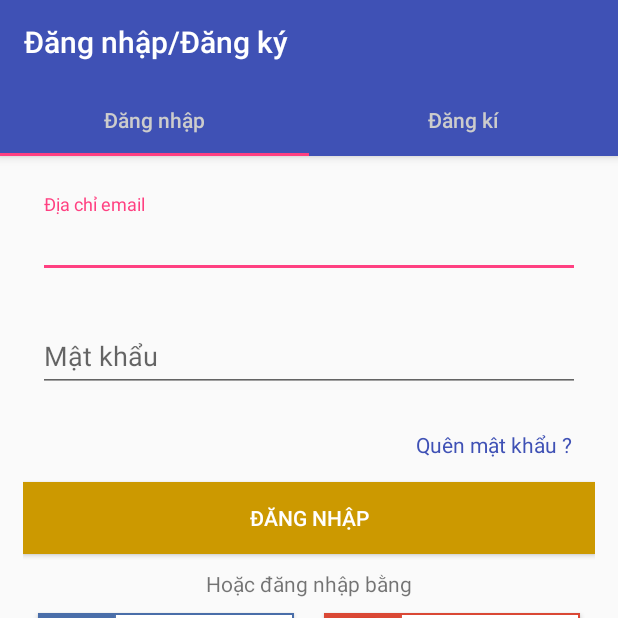
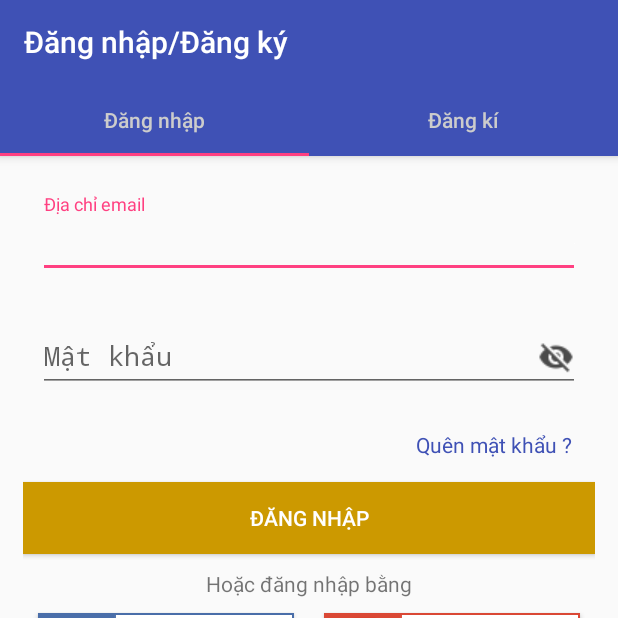
Before and after one commit to quocthangit247/xukashop, an Android app: the FragmentDangNhap screen opened directly, with no data from a screen before it, on a phone screen of 412 x 824 dp, the top half of it. Run offline under Robolectric (Android 15) with nearby library versions, the phone set to English and light mode, and no system bars.

Commit message:
xukashop

```diff
--- /dev/null
+++ b/app/src/main/java/com/rainbow007/xukashop/CustomView/ClearEditText.java
@@ -0,0 +1,74 @@
+package com.rainbow007.xukashop.CustomView;
+
+import android.annotation.TargetApi;
+import android.content.Context;
+import android.graphics.drawable.Drawable;
+import android.os.Build;
+import android.support.v4.content.ContextCompat;
+import android.text.InputType;
+import android.util.AttributeSet;
+import android.view.MotionEvent;
+import android.widget.EditText;
+import com.rainbow007.xukashop.R;
+
+public class ClearEditText extends EditText{
+    Drawable crossx,nonecrossx,drawable;
+    Boolean visible = false;
+
+    public ClearEditText(Context context) {
+        super(context);
+        khoitao();
+    }
+
+    public ClearEditText(Context context, AttributeSet attrs) {
+        super(context, attrs);
+        khoitao();
+    }
+
+    public ClearEditText(Context context, AttributeSet attrs, int defStyleAttr) {
+        super(context, attrs, defStyleAttr);
+        khoitao();
+    }
+
+    @TargetApi(Build.VERSION_CODES.LOLLIPOP)
+    public ClearEditText(Context context, AttributeSet attrs, int defStyleAttr, int defStyleRes) {
+        super(context, attrs, defStyleAttr, defStyleRes);
+        khoitao();
+    }
+
+    private void khoitao(){
+        crossx = ContextCompat.getDrawable(getContext(), R.drawable.ic_clear_black_24dp).mutate();
+        nonecrossx = ContextCompat.getDrawable(getContext(),android.R.drawable.screen_background_light_transparent).mutate();
+
+        cauhinh();
+    }
+
+    private void cauhinh(){
+        setInputType(InputType.TYPE_CLASS_TEXT);
+        Drawable[] drawables = getCompoundDrawables();
+        drawable = visible? crossx:nonecrossx;
+        setCompoundDrawablesWithIntrinsicBounds(drawables[0],drawables[1],drawable,drawables[3]);
+    }
+
+    @Override
+    public boolean onTouchEvent(MotionEvent event) {
+        if(MotionEvent.ACTION_DOWN == event.getAction() && event.getX() >= (getRight() - drawable.getBounds().width())){
+            setText("");
+        }
+        return super.onTouchEvent(event);
+    }
+
+    @Override
+    protected void onTextChanged(CharSequence text, int start, int lengthBefore, int lengthAfter) {
+        super.onTextChanged(text, start, lengthBefore, lengthAfter);
+
+        if(lengthAfter == 0 && start == 0){
+            visible = false;
+            cauhinh();
+        }else{
+            visible = true;
+            cauhinh();
+        }
+
+    }
+}
--- /dev/null
+++ b/app/src/main/java/com/rainbow007/xukashop/CustomView/PasswordEditText.java
@@ -0,0 +1,107 @@
+package com.rainbow007.xukashop.CustomView;
+
+import android.annotation.TargetApi;
+import android.content.Context;
+import android.content.res.TypedArray;
+import android.graphics.drawable.Drawable;
+import android.os.Build;
+import android.support.design.widget.TextInputLayout;
+import android.support.v4.content.ContextCompat;
+import android.text.InputType;
+import android.util.AttributeSet;
+import android.util.Log;
+import android.view.MotionEvent;
+import android.view.View;
+import android.widget.EditText;
+
+import com.rainbow007.xukashop.R;
+
+import java.util.regex.Matcher;
+import java.util.regex.Pattern;
+
+public class PasswordEditText extends EditText{
+    Drawable eye,eyeStrike;
+    Boolean visible = false;
+    Boolean useStrike = false;
+    Boolean useValidate = false;
+    Drawable drawable;
+    int ALPHA = (int) (255 * .70f);
+    String MATCHER_PATTERN = "((?=.*\\d)(?=.*[A-Z])(?=.*[a-z]).{6,20})"; // (?=.*\d)
+    Pattern pattern;
+    Matcher matcher;
+
+    public PasswordEditText(Context context) {
+        super(context);
+        khoitao(null);
+
+    }
+
+    public PasswordEditText(Context context, AttributeSet attrs) {
+        super(context, attrs);
+        khoitao(attrs);
+    }
+
+    public PasswordEditText(Context context, AttributeSet attrs, int defStyleAttr) {
+        super(context, attrs, defStyleAttr);
+        khoitao(attrs);
+    }
+
+    @TargetApi(Build.VERSION_CODES.LOLLIPOP)
+    public PasswordEditText(Context context, AttributeSet attrs, int defStyleAttr, int defStyleRes) {
+        super(context, attrs, defStyleAttr, defStyleRes);
+        khoitao(attrs);
+    }
+
+    private void khoitao(AttributeSet attrs){
+
+        this.pattern = Pattern.compile(MATCHER_PATTERN);
+        if(attrs != null){
+            TypedArray array = getContext().getTheme().obtainStyledAttributes(attrs,R.styleable.PasswordEditText,0,0);
+            this.useStrike = array.getBoolean(R.styleable.PasswordEditText_useStrike,false);
+            this.useValidate = array.getBoolean(R.styleable.PasswordEditText_useValidate,false);
+        }
+        eye = ContextCompat.getDrawable(getContext(), R.drawable.ic_visibility_black_24dp).mutate();
+        eyeStrike = ContextCompat.getDrawable(getContext(), R.drawable.ic_visibility_off_black_24dp).mutate();
+
+        if(this.useValidate){
+            setOnFocusChangeListener(new OnFocusChangeListener() {
+                @Override
+                public void onFocusChange(View view, boolean b) {
+                    if(!b) {
+                        String chuoi = getText().toString();
+                        TextInputLayout textInputLayout = (TextInputLayout) view.getParent();
+                        matcher = pattern.matcher(chuoi);
+                        if(!matcher.matches()){
+                            textInputLayout.setErrorEnabled(true);
+                            textInputLayout.setError("Mật khẩu phải bao gồm 6 ký tự và một chữ hoa");
+                        }else{
+                            textInputLayout.setErrorEnabled(false);
+                            textInputLayout.setError("");
+                        }
+
+
+                    }
+                }
+            });
+        }
+        caidat();
+    }
+
+    private void caidat(){
+        setInputType(InputType.TYPE_CLASS_TEXT |(visible? InputType.TYPE_TEXT_VARIATION_VISIBLE_PASSWORD : InputType.TYPE_TEXT_VARIATION_PASSWORD));
+        Drawable[] drawables = getCompoundDrawables();
+        drawable = useStrike && !visible? eyeStrike : eye;
+        drawable.setAlpha(ALPHA);
+        setCompoundDrawablesWithIntrinsicBounds(drawables[0],drawables[1],drawable,drawables[3]);
+    }
+
+    @Override
+    public boolean onTouchEvent(MotionEvent event) {
+        if(event.getAction() == MotionEvent.ACTION_UP && event.getX() >= (getRight() - drawable.getBounds().width()) ){
+            visible = !visible;
+            caidat();
+            invalidate();
+        }
+        return super.onTouchEvent(event);
+    }
+}
--- a/app/src/main/res/layout/layout_fragment_dangnhap.xml
+++ b/app/src/main/res/layout/layout_fragment_dangnhap.xml
@@ -1,5 +1,6 @@
 <?xml version="1.0" encoding="utf-8"?>
 <LinearLayout xmlns:android="http://schemas.android.com/apk/res/android"
+    xmlns:app="http://schemas.android.com/apk/res-auto"
     android:layout_width="match_parent"
     android:layout_height="match_parent"
     android:orientation="vertical"
@@ -10,10 +11,11 @@
         android:layout_height="wrap_content"
         android:layout_margin="10dp">
 
-        <EditText
+        <com.rainbow007.xukashop.CustomView.ClearEditText
             android:layout_width="match_parent"
             android:layout_height="wrap_content"
-            android:hint="Địa chỉ email" />
+            android:hint="Địa chỉ email"
+            android:textColor="@color/colorBlack"/>
     </android.support.design.widget.TextInputLayout>
 
     <android.support.design.widget.TextInputLayout
@@ -21,10 +23,12 @@
         android:layout_height="wrap_content"
         android:layout_margin="10dp">
 
-        <EditText
+        <com.rainbow007.xukashop.CustomView.PasswordEditText
             android:layout_width="match_parent"
             android:layout_height="wrap_content"
-            android:hint="Mật khẩu" />
+            android:hint="Mật khẩu"
+            android:textColor="@color/colorBlack"
+            app:useStrike="true"/>
     </android.support.design.widget.TextInputLayout>
 
     <TextView
--- a/app/src/main/res/values/colors.xml
+++ b/app/src/main/res/values/colors.xml
@@ -10,4 +10,5 @@
     <color name="logo">#cc9900</color>
     <color name="colorFB">#4a6ea9</color>
     <color name="colorGG">#da4835</color>
+    <color name="colorBlack">#000</color>
 </resources>
--- a/app/src/main/res/values/styles.xml
+++ b/app/src/main/res/values/styles.xml
@@ -21,4 +21,9 @@
     <style name="ChangeColorDrawer" parent="Widget.AppCompat.DrawerArrowToggle">
         <item name="color">@color/colorWhite</item>
     </style>
+
+    <declare-styleable name="PasswordEditText">
+        <attr name="useStrike" format="boolean"/>
+        <attr name="useValidate" format="boolean"/>
+    </declare-styleable>
 </resources>
```
Also changed, not shown: app/src/main/res/drawable/ic_clear_black_24dp.png (added), app/src/main/res/drawable/ic_visibility_black_24dp.png (added), app/src/main/res/drawable/ic_visibility_off_black_24dp.png (added), 683 other files.
